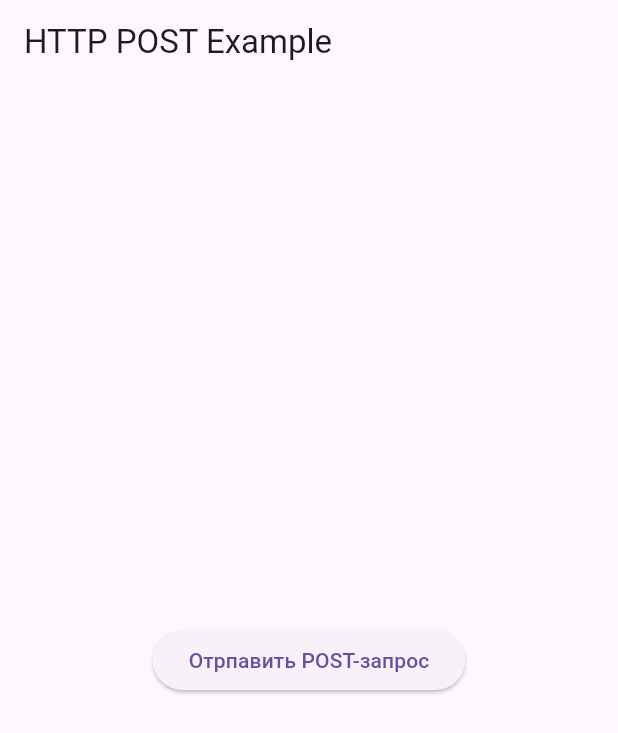
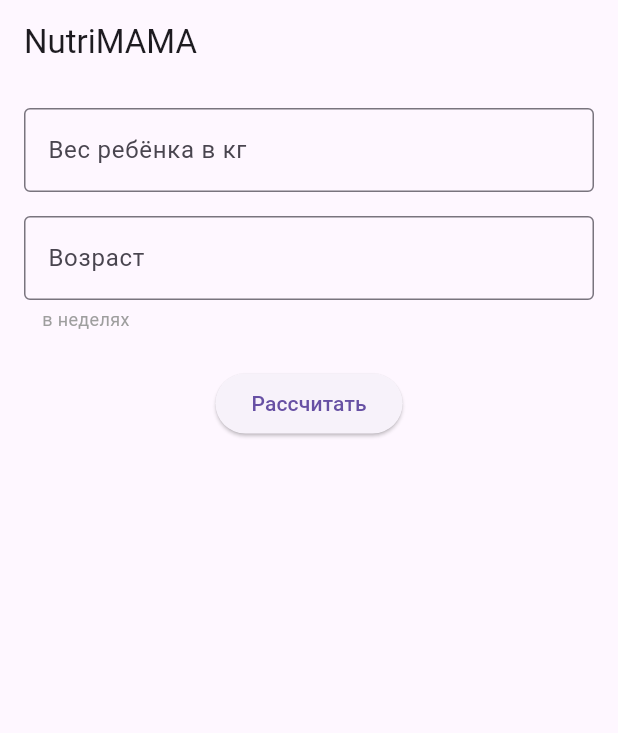
Before and after one commit to abcdefg-min/NutriMAMA, a Flutter app: the screen it shows after launch, on a phone screen of 412 x 824 dp. Shown: the top 733 px of the screen. Run offline on Flutter 3.47's test engine with Material 3 defaults, Android fonts, the phone set to English and light mode, and no system bars.

Commit message:
главная страница

```diff
--- a/lib/main.dart
+++ b/lib/main.dart
@@ -3,47 +3,79 @@ import 'dart:convert';
 import 'package:http/http.dart' as http;
 
 void main() {
-  runApp(const MyApp());
+  runApp(const MaterialApp(
+    home: NutriMAMAScreen(),
+  ));
 }
 
-class MyApp extends StatelessWidget {
-  const MyApp({super.key});
+class NutriMAMAScreen extends StatefulWidget {
+  const NutriMAMAScreen({super.key});
+
+  @override
+  State<NutriMAMAScreen> createState() => _NutriMAMAScreenState();
+}
+
+class _NutriMAMAScreenState extends State<NutriMAMAScreen> {
+  final TextEditingController _weghtController = TextEditingController();
+  final TextEditingController _ageController = TextEditingController();
+
+  @override
+  void dispose() {
+    _weghtController.dispose();
+    _ageController.dispose();
+    super.dispose();
+  }
+  void _calculate() {
+    final weight = _weghtController.text;
+    final age = _ageController.text;
+    print('Вес: $weight кг, Возраст: $age недель');
+  }
 
   @override
   Widget build(BuildContext context) {
-    return MaterialApp(
-      home: Scaffold(
-        appBar: AppBar(title: const Text('HTTP POST Example')),
-        body: const Center(child: PostButton()),
-      ),
+    return Scaffold(
+      appBar: AppBar(title: const Text("NutriMAMA")),
+      body: Padding(
+        padding: const EdgeInsets.all(16.0),
+        child: Column(
+          crossAxisAlignment: CrossAxisAlignment.start,
+          children: [
+            TextField(
+              controller: _weghtController,
+              decoration: const InputDecoration(
+                labelText: "Вес ребёнка в кг",
+                border: OutlineInputBorder(),
+              ),
+              keyboardType: TextInputType.number,
+            ),
+            const SizedBox(height: 16),
+            TextField(
+              controller: _ageController,
+              decoration: const InputDecoration(
+                labelText: "Возраст",
+                hintText: "Введите возраст",
+                border: OutlineInputBorder(),
+              ),
+              keyboardType: TextInputType.number,
+            ),
+            const SizedBox(height: 4),
+            const Padding(
+              padding: EdgeInsets.only(left: 12.0),
+              child: Text(
+                "в неделях",
+                style: TextStyle(fontSize: 12, color: Colors.grey),
+              ),
+            ),
+            const SizedBox(height: 24),
+            Center(
+              child: ElevatedButton(
+                onPressed: _calculate,
+                child: const Text("Рассчитать"),
+              ),
+            ),
+          ],
+        ),
+      )
     );
   }
 }
-
-class PostButton extends StatelessWidget {
-  const PostButton({super.key});
-
-  Future<void> _sendPostRequest() async {
-    final url = Uri.https('httpbin.org','/post');
-    final data = {'name': 'Flutter USer', 'message': 'Hello from Flutter'};
-
-    final response = await http.post(
-      url,
-      headers: {'Content-Type': 'application/json'},
-      body: jsonEncode(data),
-    );
-
-    if (response.statusCode == 200) {
-      print('Успех: ${response.body}');
-    }
-    else{
-      print('Ошибка: ${response.statusCode}');
-    }
-  }
-  @override
-  Widget build(BuildContext context) {
-    return ElevatedButton(onPressed: _sendPostRequest,
-    child: const Text('Отрпавить POST-запрос'),
-    );
-  }
-}
```
Also changed, not shown: 1 other file.
